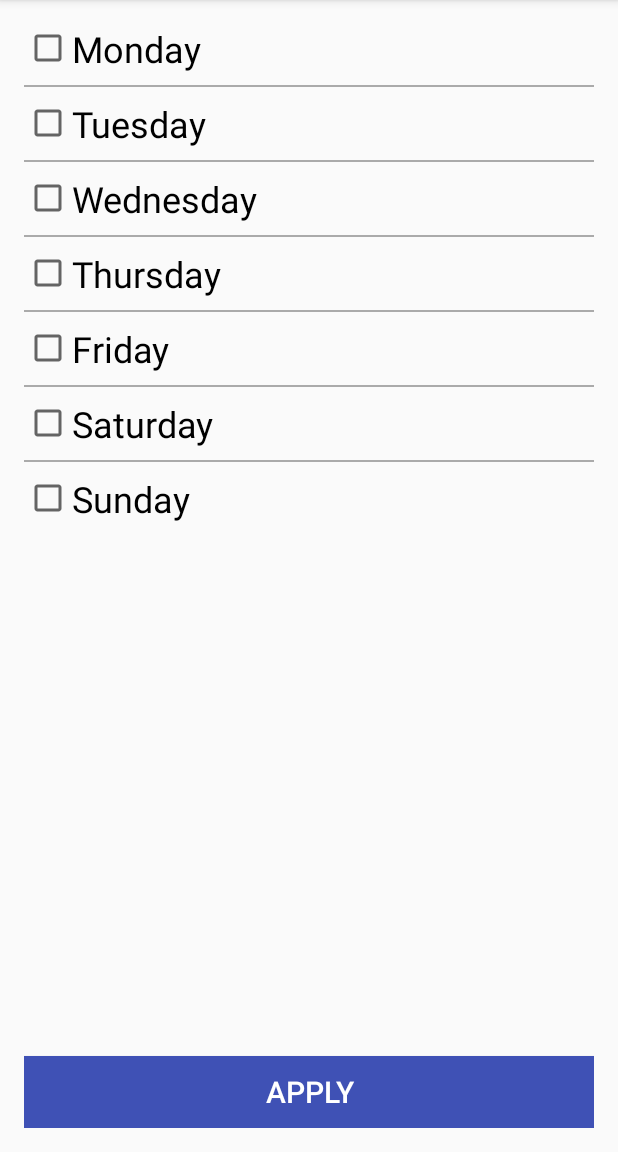
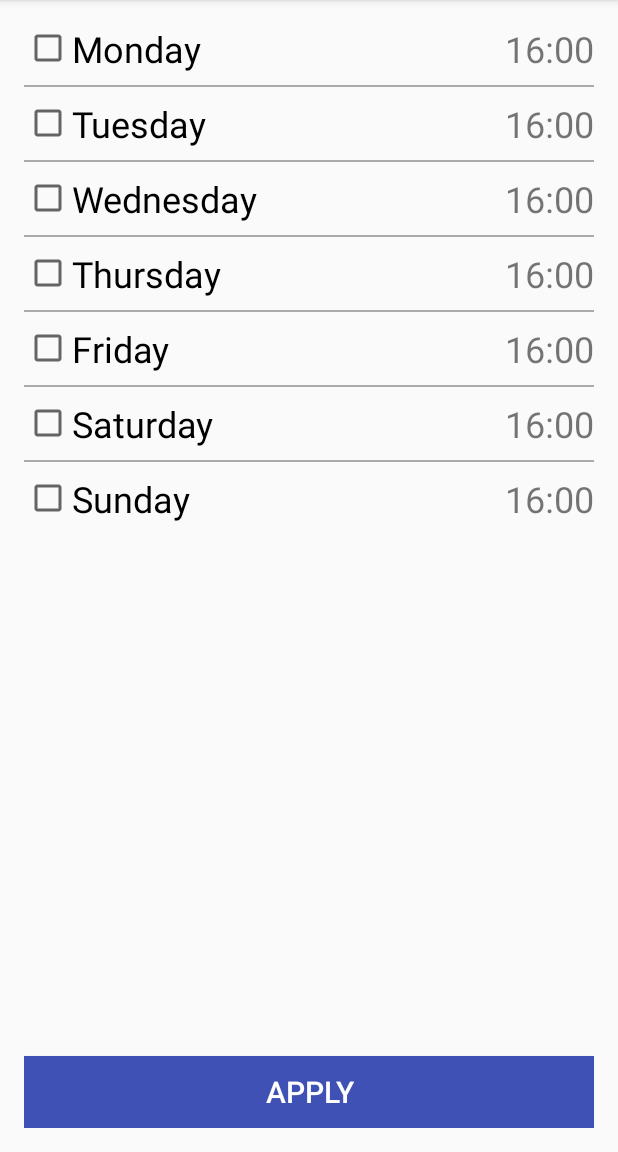
Before and after one commit to sayard/The-Habit-Game, an Android app: the HabitDetailActivity screen opened directly, with no data from a screen before it, in the options menu, after a tap on "Notifications", on a phone screen of 412 x 824 dp, the part 84-1236 px from its top. Run offline under Robolectric (Android 15) with nearby library versions, the phone set to English and light mode, and no system bars.

Commit message:
Added simple Notification Scheduler

```diff
--- a/app/src/main/AndroidManifest.xml
+++ b/app/src/main/AndroidManifest.xml
@@ -33,7 +33,11 @@
             android:name=".HabitNotificationsActivity"
             android:launchMode="singleTop"/>
 
-        <receiver android:name=".utilities.NotificationReceiver"/>
+        <receiver android:name=".utilities.NotificationReceiver">
+            <intent-filter>
+                <action android:name="android.intent.action.BOOT_COMPLETED" />
+            </intent-filter>
+        </receiver>
     </application>
 
 </manifest>
--- a/app/src/main/java/pl/c0/sayard/thehabitgame/HabitDetailActivity.java
+++ b/app/src/main/java/pl/c0/sayard/thehabitgame/HabitDetailActivity.java
@@ -1,6 +1,5 @@
 package pl.c0.sayard.thehabitgame;
 
-import android.app.ActionBar;
 import android.content.ContentValues;
 import android.content.DialogInterface;
 import android.content.Intent;
@@ -22,6 +21,7 @@ import pl.c0.sayard.thehabitgame.data.HabitDbHelper;
 public class HabitDetailActivity extends AppCompatActivity {
 
     private int detailId;
+    private String detailName;
     @Override
     protected void onCreate(Bundle savedInstanceState) {
         super.onCreate(savedInstanceState);
@@ -29,7 +29,7 @@ public class HabitDetailActivity extends AppCompatActivity {
 
         Intent intent = getIntent();
         detailId = intent.getIntExtra(getString(R.string.EXTRA_DETAIL_ID), -1);
-        String detailName = intent.getStringExtra(getString(R.string.EXTRA_DETAIL_NAME));
+        detailName = intent.getStringExtra(getString(R.string.EXTRA_DETAIL_NAME));
         int detailColor = intent.getIntExtra(getString(R.string.EXTRA_DETAIL_COLOR), 0);
         String detailDesc = intent.getStringExtra(getString(R.string.EXTRA_DETAIL_DESCRIPTION));
         int detailStreak = intent.getIntExtra(getString(R.string.EXTRA_DETAIL_STREAK), 0);
@@ -121,6 +121,8 @@ public class HabitDetailActivity extends AppCompatActivity {
             startActivity(intent);
         }else if(id == R.id.action_notification_settings){
             Intent intent = new Intent(this, HabitNotificationsActivity.class);
+            intent.putExtra(this.getString(R.string.EXTRA_DETAIL_ID), detailId);
+            intent.putExtra(this.getString(R.string.EXTRA_DETAIL_NAME), detailName);
             startActivity(intent);
         }
 
--- a/app/src/main/java/pl/c0/sayard/thehabitgame/HabitNotificationsActivity.java
+++ b/app/src/main/java/pl/c0/sayard/thehabitgame/HabitNotificationsActivity.java
@@ -1,31 +1,125 @@
 package pl.c0.sayard.thehabitgame;
 
 import android.app.AlarmManager;
+import android.app.DialogFragment;
 import android.app.PendingIntent;
 import android.content.Intent;
 import android.support.v7.app.AppCompatActivity;
 import android.os.Bundle;
 import android.view.View;
+import android.widget.CheckBox;
+import android.widget.TextView;
+import android.widget.Toast;
 
 import java.util.Calendar;
 
 import pl.c0.sayard.thehabitgame.utilities.NotificationReceiver;
+import pl.c0.sayard.thehabitgame.utilities.TimePickerFragment;
 
 public class HabitNotificationsActivity extends AppCompatActivity {
+
+    private CheckBox[] weekDays = new CheckBox[7];
+    private TextView[] hoursAndMinutes = new TextView[7];
+    private int habitId;
+    private String habitName;
 
     @Override
     protected void onCreate(Bundle savedInstanceState) {
         super.onCreate(savedInstanceState);
         setContentView(R.layout.activity_habit_notifications);
+
+        weekDays[0] = (CheckBox) findViewById(R.id.notification_monday_check_box);
+        weekDays[1] = (CheckBox) findViewById(R.id.notification_tuesday_check_box);
+        weekDays[2] = (CheckBox) findViewById(R.id.notification_wednesday_check_box);
+        weekDays[3] = (CheckBox) findViewById(R.id.notification_thursday_check_box);
+        weekDays[4] = (CheckBox) findViewById(R.id.notification_friday_check_box);
+        weekDays[5] = (CheckBox) findViewById(R.id.notification_saturday_check_box);
+        weekDays[6] = (CheckBox) findViewById(R.id.notification_sunday_check_box);
+
+        Intent intent = getIntent();
+        habitId = intent.getIntExtra(getString(R.string.EXTRA_DETAIL_ID), -1);
+        habitName = intent.getStringExtra(getString(R.string.EXTRA_DETAIL_NAME));
+
+        hoursAndMinutes[0] = (TextView) findViewById(R.id.notification_monday_tv);
+        hoursAndMinutes[1] = (TextView) findViewById(R.id.notification_tuesday_tv);
+        hoursAndMinutes[2] = (TextView) findViewById(R.id.notification_wednesday_tv);
+        hoursAndMinutes[3] = (TextView) findViewById(R.id.notification_thursday_tv);
+        hoursAndMinutes[4] = (TextView) findViewById(R.id.notification_friday_tv);
+        hoursAndMinutes[5] = (TextView) findViewById(R.id.notification_saturday_tv);
+        hoursAndMinutes[6] = (TextView) findViewById(R.id.notification_sunday_tv);
     }
 
     public void applyNotifications(View view) {
+        for(int i=1; i<2; i++){
+            int notificationId = habitId + (1000 * (i+1));
+            if(weekDays[i].isChecked()){
+                String hourString = hoursAndMinutes[i].getText().toString().substring(0,2);
+                int hour = Integer.valueOf(hourString);
+                String minuteString = hoursAndMinutes[i].getText().toString().substring(3,5);
+                int minute = Integer.valueOf(minuteString);
+                startNotification(notificationId, i, hour, minute);
+            }else{
+                stopNotification(notificationId);
+            }
+        }
+        Toast.makeText(this, "Notifications set", Toast.LENGTH_SHORT).show();
+        finish();
+    }
+
+    public void startNotification(int notificationId, int weekDay, int hour, int minute){
         Calendar calendar = Calendar.getInstance();
+        calendar.set(Calendar.DAY_OF_WEEK, weekDay+1);
+        calendar.set(Calendar.HOUR_OF_DAY, hour);
+        calendar.set(Calendar.MINUTE, minute);
 
         Intent intent = new Intent(getApplicationContext(), NotificationReceiver.class);
-        PendingIntent pendingIntent = PendingIntent.getBroadcast(getApplicationContext(), 101, intent, PendingIntent.FLAG_UPDATE_CURRENT);
+        intent.putExtra(getString(R.string.EXTRA_NOTIFICATION_ID), notificationId);
+        intent.putExtra(getString(R.string.EXTRA_DETAIL_NAME), habitName);
+
+        PendingIntent pendingIntent = PendingIntent.getBroadcast(getApplicationContext(), notificationId, intent, PendingIntent.FLAG_UPDATE_CURRENT);
 
         AlarmManager alarmManager = (AlarmManager) getSystemService(ALARM_SERVICE);
         alarmManager.setRepeating(AlarmManager.RTC_WAKEUP, calendar.getTimeInMillis(), AlarmManager.INTERVAL_DAY*7, pendingIntent);
     }
+
+    public void stopNotification(int notificationId){
+        Intent intent = new Intent(getApplicationContext(), NotificationReceiver.class);
+        intent.putExtra(getString(R.string.EXTRA_NOTIFICATION_ID), notificationId);
+
+        PendingIntent pendingIntent = PendingIntent.getBroadcast(getApplicationContext(), notificationId, intent, 0);
+        AlarmManager alarmManager = (AlarmManager) getSystemService(ALARM_SERVICE);
+        alarmManager.cancel(pendingIntent);
+    }
+
+    public void setTime(View view) {
+
+        int viewId = view.getId();
+        DialogFragment timePickerFragment = new TimePickerFragment();
+
+        switch (viewId){
+            case R.id.notification_monday_tv:
+                timePickerFragment.show(getFragmentManager(), "Monday");
+                break;
+            case R.id.notification_tuesday_tv:
+                timePickerFragment.show(getFragmentManager(), "Tuesday");
+                break;
+            case R.id.notification_wednesday_tv:
+                timePickerFragment.show(getFragmentManager(), "Wednesday");
+                break;
+            case R.id.notification_thursday_tv:
+                timePickerFragment.show(getFragmentManager(), "Thursday");
+                break;
+            case R.id.notification_friday_tv:
+                timePickerFragment.show(getFragmentManager(), "Friday");
+                break;
+            case R.id.notification_saturday_tv:
+                timePickerFragment.show(getFragmentManager(), "Saturday");
+                break;
+            case R.id.notification_sunday_tv:
+                timePickerFragment.show(getFragmentManager(), "Sunday");
+                break;
+            default:
+                break;
+        }
+    }
 }
--- a/app/src/main/res/layout/activity_habit_notifications.xml
+++ b/app/src/main/res/layout/activity_habit_notifications.xml
@@ -13,7 +13,7 @@
         android:orientation="horizontal">
 
         <CheckBox
-            android:layout_width="wrap_content"
+            android:layout_width="match_parent"
             android:layout_height="wrap_content"
             android:text="@string/monday"
             android:textSize="24sp"
@@ -24,7 +24,9 @@
             android:layout_height="wrap_content"
             android:layout_alignParentRight="true"
             android:textSize="24sp"
-            android:id="@+id/notification_monday_tv"/>
+            android:text="16:00"
+            android:id="@+id/notification_monday_tv"
+            android:onClick="setTime"/>
 
     </RelativeLayout>
 
@@ -41,7 +43,7 @@
         android:orientation="horizontal">
 
         <CheckBox
-            android:layout_width="wrap_content"
+            android:layout_width="match_parent"
             android:layout_height="wrap_content"
             android:text="@string/tuesday"
             android:textSize="24sp"
@@ -52,7 +54,9 @@
             android:layout_height="wrap_content"
             android:layout_alignParentRight="true"
             android:textSize="24sp"
-            android:id="@+id/notification_tuesday_tv"/>
+            android:text="16:00"
+            android:id="@+id/notification_tuesday_tv"
+            android:onClick="setTime"/>
 
     </RelativeLayout>
 
@@ -69,7 +73,7 @@
         android:orientation="horizontal">
 
         <CheckBox
-            android:layout_width="wrap_content"
+            android:layout_width="match_parent"
             android:layout_height="wrap_content"
             android:text="@string/wednesday"
             android:textSize="24sp"
@@ -80,7 +84,9 @@
             android:layout_height="wrap_content"
             android:layout_alignParentRight="true"
             android:textSize="24sp"
-            android:id="@+id/notification_wednesday_tv"/>
+            android:text="16:00"
+            android:id="@+id/notification_wednesday_tv"
+            android:onClick="setTime"/>
 
     </RelativeLayout>
 
@@ -97,7 +103,7 @@
         android:orientation="horizontal">
 
         <CheckBox
-            android:layout_width="wrap_content"
+            android:layout_width="match_parent"
             android:layout_height="wrap_content"
             android:text="@string/thursday"
             android:textSize="24sp"
@@ -108,7 +114,9 @@
             android:layout_height="wrap_content"
             android:layout_alignParentRight="true"
             android:textSize="24sp"
-            android:id="@+id/notification_thursday_tv"/>
+            android:text="16:00"
+            android:id="@+id/notification_thursday_tv"
+            android:onClick="setTime"/>
 
     </RelativeLayout>
 
@@ -125,7 +133,7 @@
         android:orientation="horizontal">
 
         <CheckBox
-            android:layout_width="wrap_content"
+            android:layout_width="match_parent"
             android:layout_height="wrap_content"
             android:text="@string/friday"
             android:textSize="24sp"
@@ -136,7 +144,9 @@
             android:layout_height="wrap_content"
             android:layout_alignParentRight="true"
             android:textSize="24sp"
-            android:id="@+id/notification_friday_tv"/>
+            android:text="16:00"
+            android:id="@+id/notification_friday_tv"
+            android:onClick="setTime"/>
 
     </RelativeLayout>
 
@@ -153,7 +163,7 @@
         android:orientation="horizontal">
 
         <CheckBox
-            android:layout_width="wrap_content"
+            android:layout_width="match_parent"
             android:layout_height="wrap_content"
             android:text="@string/saturday"
             android:textSize="24sp"
@@ -164,7 +174,9 @@
             android:layout_height="wrap_content"
             android:layout_alignParentRight="true"
             android:textSize="24sp"
-            android:id="@+id/notification_saturday_tv"/>
+            android:text="16:00"
+            android:id="@+id/notification_saturday_tv"
+            android:onClick="setTime"/>
 
     </RelativeLayout>
 
@@ -181,7 +193,7 @@
         android:orientation="horizontal">
 
         <CheckBox
-            android:layout_width="wrap_content"
+            android:layout_width="match_parent"
             android:layout_height="wrap_content"
             android:text="@string/sunday"
             android:textSize="24sp"
@@ -192,7 +204,9 @@
             android:layout_height="wrap_content"
             android:layout_alignParentRight="true"
             android:textSize="24sp"
-            android:id="@+id/notification_sunday_tv"/>
+            android:text="16:00"
+            android:id="@+id/notification_sunday_tv"
+            android:onClick="setTime"/>
 
         <Button
             android:layout_width="match_parent"
--- a/app/src/main/res/values/strings.xml
+++ b/app/src/main/res/values/strings.xml
@@ -14,6 +14,7 @@
     <string name="EXTRA_DETAIL_STREAK" translatable="false">com.sayard.extra.DETAIL_STREAK</string>
     <string name="EXTRA_DETAIL_DAYS_LEFT" translatable="false">com.sayard.extra.DETAIL_DAYS_LEFT</string>
     <string name="EXTRA_UPDATE_ID" translatable="false">com.sayard.extra.UPDATE_ID</string>
+    <string name="EXTRA_NOTIFICATION_ID" translatable="false">com.sayard.extra.NOTIFICATION_ID</string>
     <string name="your_streak">Your streak</string>
     <string name="action_delete_habit">Delete habit</string>
     <string name="done_for_today">Done for today</string>
```
Also changed, not shown: app/src/main/java/pl/c0/sayard/thehabitgame/utilities/NotificationReceiver.java (+18 -4 lines), app/src/main/java/pl/c0/sayard/thehabitgame/utilities/NotificationUtils.java (added, +8 -0 lines), app/src/main/java/pl/c0/sayard/thehabitgame/utilities/TimePickerFragment.java (added, +80 -0 lines).
